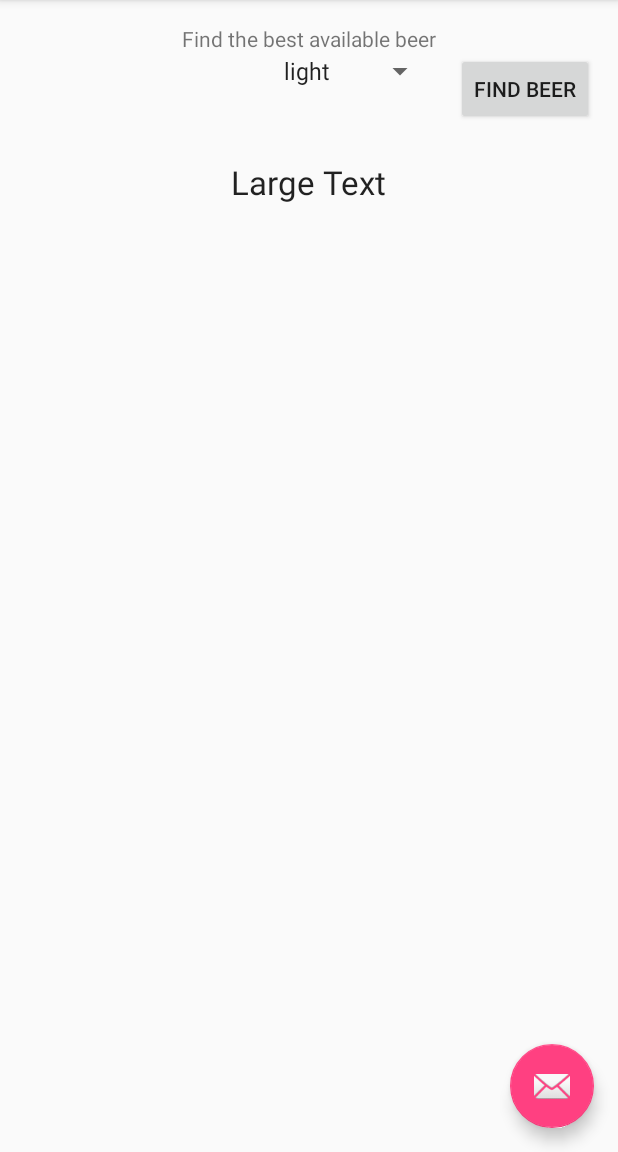
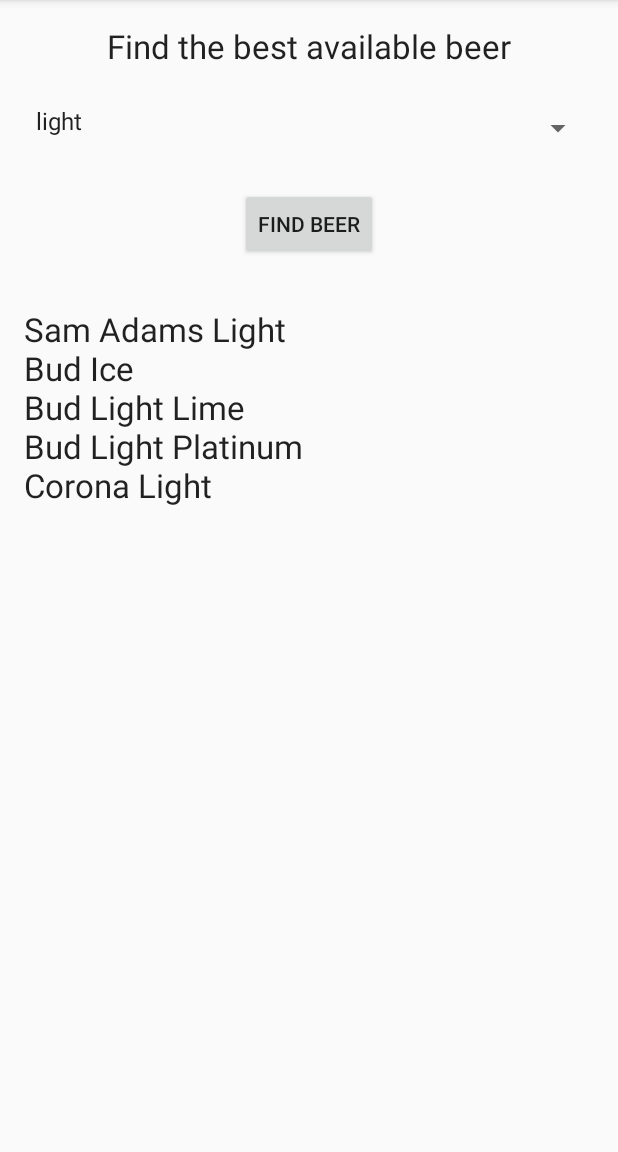
Before and after one commit to jayavardhanravi/Mobile-Application, an Android app: the screen it shows after launch (MainActivity), in the options menu, after a tap on "Settings", on a phone screen of 412 x 824 dp, the part 84-1236 px from its top. Run offline under Robolectric (Android 15) with nearby library versions, the phone set to English and light mode, and no system bars.

Commit message:
Added first interaction with the app feature

```diff
--- /dev/null
+++ b/BeerAdviser/app/src/main/java/com/app/beer/beeradviser/BeerExpert.java
@@ -0,0 +1,51 @@
+package com.app.beer.beeradviser;
+
+import java.util.ArrayList;
+import java.util.List;
+
+/**
+ * Created by jayavardhanravi on 5/17/2016.
+ */
+public class BeerExpert {
+    List<String> findingBeer(String beer_type)
+    {
+        List<String> btype = new ArrayList<String>();
+        if(beer_type.equals("light"))
+        {
+            btype.add("Sam Adams Light");
+            btype.add("Bud Ice");
+            btype.add("Bud Light Lime");
+            btype.add("Bud Light Platinum");
+            btype.add("Corona Light");
+        }
+        else if(beer_type.equals("brown"))
+        {
+            btype.add("Founders Sumatra Mountain Brown");
+            btype.add("Coffee Okie");
+            btype.add("Cacao Bender");
+            btype.add("Palo Santo Marron");
+            btype.add("Coffee Bender");
+        }
+        else if(beer_type.equals("amber"))
+        {
+            btype.add("Tröegs Nugget Nectar");
+            btype.add("Zoe");
+            btype.add("Tocobaga Red Ale");
+            btype.add("Amber Smashed Face");
+            btype.add("Lagunitas Lucky 13 Mondo Large Red Ale");
+        }
+        else if(beer_type.equals("dark"))
+        {
+            btype.add("Pile O' Dirt Porter");
+            btype.add("Smoke Jumper Stout");
+            btype.add("11th Hour IPA");
+            btype.add("Canyon Cream Ale");
+            btype.add("Wilderness Wheat Ale");
+        }
+        else
+        {
+            btype.add("We are dumb to find a beer for you!!!");
+        }
+        return btype;
+    }
+}
--- a/BeerAdviser/app/src/main/java/com/app/beer/beeradviser/MainActivity.java
+++ b/BeerAdviser/app/src/main/java/com/app/beer/beeradviser/MainActivity.java
@@ -8,6 +8,11 @@ import android.support.v7.widget.Toolbar;
 import android.view.View;
 import android.view.Menu;
 import android.view.MenuItem;
+import android.widget.Button;
+import android.widget.Spinner;
+import android.widget.TextView;
+
+import java.util.List;
 
 public class MainActivity extends AppCompatActivity {
 
@@ -17,15 +22,16 @@ public class MainActivity extends AppCompatActivity {
         setContentView(R.layout.activity_main);
         Toolbar toolbar = (Toolbar) findViewById(R.id.toolbar);
         setSupportActionBar(toolbar);
-
-        FloatingActionButton fab = (FloatingActionButton) findViewById(R.id.fab);
+        Button fab = (Button) findViewById(R.id.button);
         fab.setOnClickListener(new View.OnClickListener() {
             @Override
             public void onClick(View view) {
-                Snackbar.make(view, "Replace with your own action", Snackbar.LENGTH_LONG)
+                Snackbar.make(view, "Found Beer for You!!", Snackbar.LENGTH_LONG)
                         .setAction("Action", null).show();
+                getMyBeerList(view);
             }
         });
+
     }
 
     @Override
@@ -49,4 +55,19 @@ public class MainActivity extends AppCompatActivity {
 
         return super.onOptionsItemSelected(item);
     }
+
+    private BeerExpert b = new BeerExpert();
+    public void getMyBeerList(View view) {
+        TextView beer_obtained = (TextView) findViewById(R.id.textView2);
+        Spinner beer_selected = (Spinner) findViewById(R.id.spinner);
+        List<String> listObtained = b.findingBeer(String.valueOf(beer_selected.getSelectedItem()));
+        StringBuilder sb = new StringBuilder();
+        for(String x:listObtained)
+        {
+            sb.append(x).append("\n");
+        }
+        beer_obtained.setText(sb);
+    }
+
+
 }
--- a/BeerAdviser/app/src/main/res/layout/activity_main.xml
+++ b/BeerAdviser/app/src/main/res/layout/activity_main.xml
@@ -23,12 +23,6 @@
 
     <include layout="@layout/content_main" />
 
-    <android.support.design.widget.FloatingActionButton
-        android:id="@+id/fab"
-        android:layout_width="wrap_content"
-        android:layout_height="wrap_content"
-        android:layout_gravity="bottom|end"
-        android:layout_margin="@dimen/fab_margin"
-        android:src="@android:drawable/ic_dialog_email" />
+
 
 </android.support.design.widget.CoordinatorLayout>
--- a/BeerAdviser/app/src/main/res/layout/content_main.xml
+++ b/BeerAdviser/app/src/main/res/layout/content_main.xml
@@ -15,37 +15,41 @@
     <TextView
         android:layout_width="wrap_content"
         android:layout_height="wrap_content"
+        android:textAppearance="?android:attr/textAppearanceLarge"
         android:text="@string/heading_label"
         android:id="@+id/textView"
         android:layout_alignParentTop="true"
         android:layout_centerHorizontal="true" />
 
     <Spinner
-        android:layout_width="wrap_content"
-        android:layout_height="wrap_content"
+        android:layout_width="match_parent"
+        android:layout_height="80dp"
         android:id="@+id/spinner"
+        android:entries="@array/beer_spinner"
         android:layout_below="@+id/textView"
-        android:layout_alignRight="@+id/textView"
-        android:layout_alignEnd="@+id/textView"
-        android:entries="@array/beer_spinner" />
+        android:layout_alignParentLeft="true"
+        android:layout_alignParentStart="true"
+        android:paddingBottom="10dp"
+        android:spinnerMode="dropdown" />
 
     <TextView
         android:layout_width="wrap_content"
         android:layout_height="wrap_content"
         android:textAppearance="?android:attr/textAppearanceLarge"
-        android:text="Large Text"
+        android:text="Large Text nad much more text goes here"
         android:id="@+id/textView2"
-        android:layout_below="@+id/spinner"
-        android:layout_centerHorizontal="true"
-        android:layout_marginTop="47dp" />
+        android:layout_marginTop="31dp"
+        android:layout_below="@+id/button"
+        android:layout_alignParentLeft="true"
+        android:layout_alignParentStart="true" />
 
     <Button
         android:layout_width="wrap_content"
         android:layout_height="wrap_content"
         android:text="@string/button_label"
         android:id="@+id/button"
-        android:layout_below="@+id/textView"
-        android:layout_alignParentRight="true"
-        android:layout_alignParentEnd="true" />
+        android:onClick="getMyBeerList"
+        android:layout_below="@+id/spinner"
+        android:layout_centerHorizontal="true" />
 
 </RelativeLayout>
```
